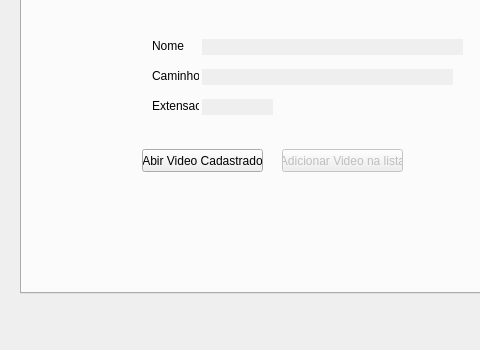
This is telacadastrolistafilme.ui in EthoWatcher/ethowatcher as Qt 5 draws it before an edit; both pictures show x 0 to 480 and y 107 to 457 of the 604 by 457 pixel window. The edited form follows.
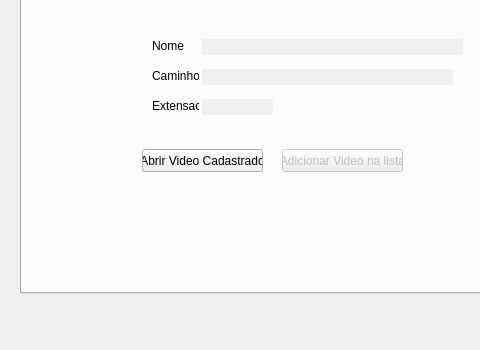
This is the edited form. The open tabs and pages were chosen to show the change.

Commit message: Alterações estéticas ethowatcher.ui (tela principal do Ethowatcher)

The edit to the form file:
```diff
--- a/telacadastrolistafilme.ui
+++ b/telacadastrolistafilme.ui
@@ -52,7 +52,7 @@
         </rect>
        </property>
        <property name="text">
-        <string>Abir Video Cadastrado</string>
+        <string>Abrir Video Cadastrado</string>
        </property>
       </widget>
       <widget class="QPushButton" name="pbAddVideo">
```
Left out of the diff: 2 changed lines with no effect on the pictures. The commit also changes 6 other files.
